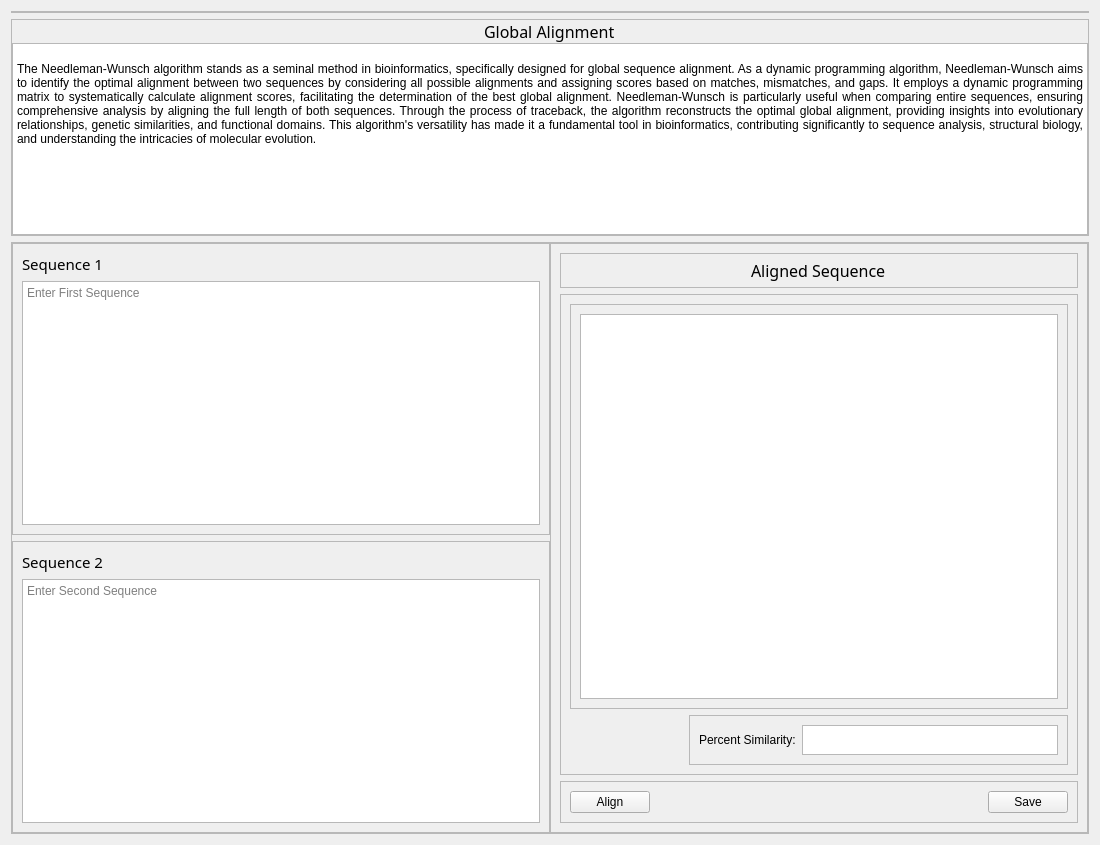
This is ui/tabs/global_align.ui in bryancastillo10/BioBytes-PairSync as Qt 5 draws it before an edit. The edited form follows.
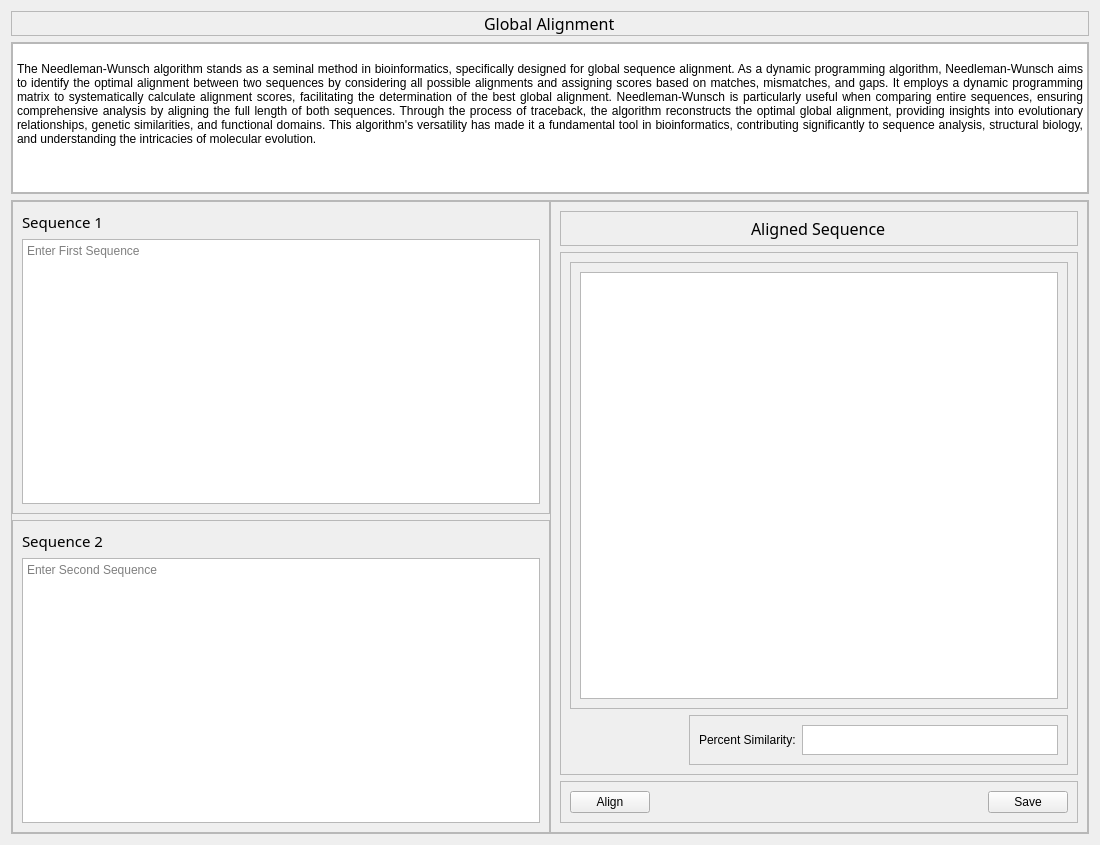
This is the edited form.

Commit message: rename ui elements to easily apply styles

```diff
--- a/ui/tabs/global_align.ui
+++ b/ui/tabs/global_align.ui
@@ -44,34 +44,7 @@
       <property name="bottomMargin">
        <number>0</number>
       </property>
-     </layout>
-    </widget>
-   </item>
-   <item>
-    <widget class="QFrame" name="frame_2">
-     <property name="frameShape">
-      <enum>QFrame::StyledPanel</enum>
-     </property>
-     <property name="frameShadow">
-      <enum>QFrame::Raised</enum>
-     </property>
-     <layout class="QVBoxLayout" name="verticalLayout">
-      <property name="spacing">
-       <number>0</number>
-      </property>
-      <property name="leftMargin">
-       <number>0</number>
-      </property>
-      <property name="topMargin">
-       <number>0</number>
-      </property>
-      <property name="rightMargin">
-       <number>0</number>
-      </property>
-      <property name="bottomMargin">
-       <number>0</number>
-      </property>
-      <item alignment="Qt::AlignHCenter|Qt::AlignTop">
+      <item alignment="Qt::AlignHCenter">
        <widget class="QLabel" name="label">
         <property name="font">
          <font>
@@ -84,20 +57,47 @@
         </property>
        </widget>
       </item>
+     </layout>
+    </widget>
+   </item>
+   <item>
+    <widget class="QFrame" name="des">
+     <property name="frameShape">
+      <enum>QFrame::StyledPanel</enum>
+     </property>
+     <property name="frameShadow">
+      <enum>QFrame::Raised</enum>
+     </property>
+     <layout class="QVBoxLayout" name="verticalLayout">
+      <property name="spacing">
+       <number>0</number>
+      </property>
+      <property name="leftMargin">
+       <number>0</number>
+      </property>
+      <property name="topMargin">
+       <number>0</number>
+      </property>
+      <property name="rightMargin">
+       <number>0</number>
+      </property>
+      <property name="bottomMargin">
+       <number>0</number>
+      </property>
       <item alignment="Qt::AlignTop">
        <widget class="QTextBrowser" name="textBrowser">
         <property name="maximumSize">
          <size>
           <width>16777215</width>
-          <height>200</height>
+          <height>150</height>
          </size>
         </property>
         <property name="html">
          <string>&lt;!DOCTYPE HTML PUBLIC &quot;-//W3C//DTD HTML 4.0//EN&quot; &quot;http://www.w3.org/TR/REC-html40/strict.dtd&quot;&gt;
 &lt;html&gt;&lt;head&gt;&lt;meta name=&quot;qrichtext&quot; content=&quot;1&quot; /&gt;&lt;style type=&quot;text/css&quot;&gt;
 p, li { white-space: pre-wrap; }
-&lt;/style&gt;&lt;/head&gt;&lt;body style=&quot; font-family:'MS Shell Dlg 2'; font-size:7.8pt; font-weight:400; font-style:normal;&quot;&gt;
-&lt;p align=&quot;justify&quot; style=&quot; margin-top:0px; margin-bottom:0px; margin-left:0px; margin-right:0px; -qt-block-indent:0; text-indent:0px;&quot;&gt;&lt;span style=&quot; font-family:'PMingLiU'; font-size:9pt;&quot;&gt;&lt;br /&gt;The Needleman-Wunsch algorithm stands as a seminal method in bioinformatics, specifically designed for global sequence alignment. As a dynamic programming algorithm, Needleman-Wunsch aims to identify the optimal alignment between two sequences by considering all possible alignments and assigning scores based on matches, mismatches, and gaps. It employs a dynamic programming matrix to systematically calculate alignment scores, facilitating the determination of the best global alignment. Needleman-Wunsch is particularly useful when comparing entire sequences, ensuring comprehensive analysis by aligning the full length of both sequences. Through the process of traceback, the algorithm reconstructs the optimal global alignment, providing insights into evolutionary relationships, genetic similarities, and functional domains. This algorithm's versatility has made it a fundamental tool in bioinformatics, contributing significantly to sequence analysis, structural biology, and understanding the intricacies of molecular evolution.&lt;/span&gt;&lt;/p&gt;&lt;/body&gt;&lt;/html&gt;</string>
+&lt;/style&gt;&lt;/head&gt;&lt;body style=&quot; font-family:'PMingLiU'; font-size:9pt; font-weight:400; font-style:normal;&quot;&gt;
+&lt;p align=&quot;justify&quot; style=&quot; margin-top:0px; margin-bottom:0px; margin-left:0px; margin-right:0px; -qt-block-indent:0; text-indent:0px;&quot;&gt;&lt;br /&gt;The Needleman-Wunsch algorithm stands as a seminal method in bioinformatics, specifically designed for global sequence alignment. As a dynamic programming algorithm, Needleman-Wunsch aims to identify the optimal alignment between two sequences by considering all possible alignments and assigning scores based on matches, mismatches, and gaps. It employs a dynamic programming matrix to systematically calculate alignment scores, facilitating the determination of the best global alignment. Needleman-Wunsch is particularly useful when comparing entire sequences, ensuring comprehensive analysis by aligning the full length of both sequences. Through the process of traceback, the algorithm reconstructs the optimal global alignment, providing insights into evolutionary relationships, genetic similarities, and functional domains. This algorithm's versatility has made it a fundamental tool in bioinformatics, contributing significantly to sequence analysis, structural biology, and understanding the intricacies of molecular evolution.&lt;/p&gt;&lt;/body&gt;&lt;/html&gt;</string>
         </property>
        </widget>
       </item>
```
Left out of the diff: 10 changed lines with no effect on the pictures. The commit also changes 5 other files.
